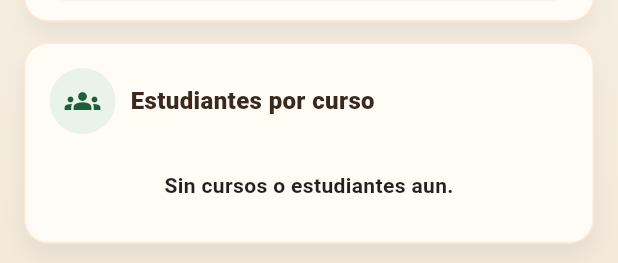
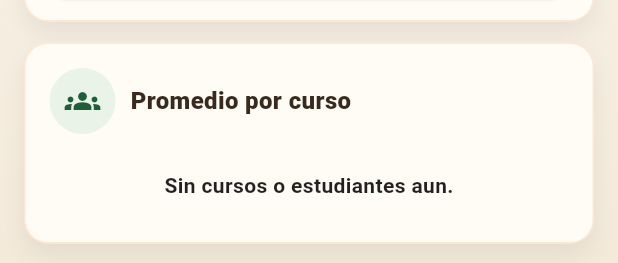
Before and after one commit to SrFranPA/logicode, a Flutter app: the AdminSettingsScreen widget shown alone on an empty page, opened directly, on a phone screen of 412 x 824 dp. Shown: the part 589-852 px from the top of the screen. Run offline on Flutter 3.47's test engine with Material 3 defaults, Android fonts, the phone set to English and light mode, and no system bars; our stand-ins replace bloc, cloud_firestore, equatable, file_picker, firebase_auth, firebase_core and 6 more; missing offline and left inert: flutter_facebook_auth; accounts and stored records are empty.

```diff
--- a/lib/main.dart
+++ b/lib/main.dart
@@ -6,6 +6,7 @@ import 'package:firebase_core/firebase_core.dart';
 import 'package:cloud_firestore/cloud_firestore.dart';
 import 'package:firebase_messaging/firebase_messaging.dart';
 import 'package:firebase_auth/firebase_auth.dart';
+import 'package:logicode/presentation/screens/student/aprende/test/pretest_screen.dart';
 
 import 'firebase_options.dart';
 
@@ -29,7 +30,7 @@ import 'services/notification_service.dart';
 // screens
 import 'presentation/screens/onboarding/onboarding_screen.dart';
 import 'presentation/screens/home/home_screen.dart';
-import 'presentation/screens/student/aprende/test/pretest_screen.dart';
+import 'presentation/screens/student/aprende/leccion_curso_screen.dart';
 import 'presentation/screens/role_gate.dart';
 
 Future<void> _firebaseMessagingBackgroundHandler(RemoteMessage message) async {
--- a/lib/presentation/screens/admin/ajustes/admin_settings_screen.dart
+++ b/lib/presentation/screens/admin/ajustes/admin_settings_screen.dart
@@ -5,12 +5,12 @@ import 'package:firebase_auth/firebase_auth.dart';
 
 class _CourseUsageRow {
   final String label;
-  final int count;
+  final double? promedio;
   final int sortKey;
 
   _CourseUsageRow({
     required this.label,
-    required this.count,
+    required this.promedio,
     required this.sortKey,
   });
 }
@@ -491,7 +491,7 @@ class _AdminSettingsScreenState extends State<AdminSettingsScreen> {
               const SizedBox(width: 10),
               const Expanded(
                 child: Text(
-                  'Estudiantes por curso',
+                  'Promedio por curso',
                   style: TextStyle(
                     fontWeight: FontWeight.w900,
                     fontSize: 16,
@@ -562,7 +562,7 @@ class _AdminSettingsScreenState extends State<AdminSettingsScreen> {
                 ),
                 SizedBox(width: 12),
                 Text(
-                  'Estudiantes',
+                  'Promedio',
                   style: TextStyle(fontWeight: FontWeight.w800),
                 ),
               ],
@@ -596,7 +596,7 @@ class _AdminSettingsScreenState extends State<AdminSettingsScreen> {
                         ),
                         const SizedBox(width: 12),
                         Text(
-                          row.count.toString(),
+                          row.promedio == null ? 'N/D' : row.promedio!.toStringAsFixed(1),
                           style: const TextStyle(
                             fontWeight: FontWeight.w800,
                             color: Color(0xFF1E2026),
@@ -948,34 +948,43 @@ class _AdminSettingsScreenState extends State<AdminSettingsScreen> {
       final Map<String, String> courseNames = {
         for (final c in cursos) c.id: (c.data()['nombre'] ?? c.id).toString(),
       };
+      final Map<String, int> courseOrder = {
+        for (final c in cursos)
+          c.id: (c.data()['orden'] as num?)?.toInt() ?? 0,
+      };
 
       final usersSnap =
           await _db.collection('usuarios').where('rol', isEqualTo: 'estudiante').get();
+      final Map<String, double> sums = {};
       final Map<String, int> counts = {};
-      int totalUsers = 0;
 
       for (final doc in usersSnap.docs) {
-        totalUsers++;
         final data = doc.data();
-        final cursoId = (data['curso_actual'] ?? '').toString();
-        if (cursoId.isEmpty) continue;
-        counts[cursoId] = (counts[cursoId] ?? 0) + 1;
+        final vector = (data['postest_calificaciones'] as List?)
+                ?.map((e) => (e as num?)?.toDouble() ?? 0.0)
+                .toList() ??
+            [];
+        for (final c in cursos) {
+          final orden = courseOrder[c.id] ?? 0;
+          final index = orden > 0 ? orden - 1 : -1;
+          if (index < 0 || index >= vector.length) continue;
+          final valor = vector[index];
+          if (valor <= 0) continue;
+          sums[c.id] = (sums[c.id] ?? 0) + valor;
+          counts[c.id] = (counts[c.id] ?? 0) + 1;
+        }
       }
 
       final rows = <_CourseUsageRow>[
         for (final c in cursos)
           _CourseUsageRow(
             label: courseNames[c.id] ?? c.id,
-            count: counts[c.id] ?? 0,
+            promedio: (counts[c.id] ?? 0) > 0
+                ? (sums[c.id] ?? 0) / (counts[c.id] ?? 1)
+                : null,
             sortKey: (c.data()['orden'] as num?)?.toInt() ?? 0,
           ),
       ];
-      final totalEnCursos = rows.fold<int>(0, (sum, r) => sum + r.count);
-      final sinCurso = (totalUsers - totalEnCursos).clamp(0, totalUsers);
-
-      if (sinCurso > 0) {
-        rows.add(_CourseUsageRow(label: 'Sin curso', count: sinCurso, sortKey: 9999));
-      }
 
       rows.sort((a, b) => a.sortKey.compareTo(b.sortKey));
       return rows;
--- a/lib/presentation/screens/role_gate.dart
+++ b/lib/presentation/screens/role_gate.dart
@@ -2,7 +2,7 @@ import 'package:flutter/material.dart';
 import 'package:cloud_firestore/cloud_firestore.dart';
 
 import '../screens/admin/admin_home_screen.dart';
-import '../screens/home/home_screen.dart';
+import '../screens/student/student_home_screen.dart';
 
 class RoleGate extends StatelessWidget {
   final String uid;
@@ -30,7 +30,7 @@ class RoleGate extends StatelessWidget {
         if (rol == "admin") {
           return const AdminHomeScreen();
         } else {
-          return const HomeScreen();
+          return const StudentHomeScreen();
         }
       },
     );
--- a/lib/presentation/screens/student/ajustes/student_settings_screen.dart
+++ b/lib/presentation/screens/student/ajustes/student_settings_screen.dart
@@ -84,7 +84,7 @@ class _StudentSettingsScreenState extends State<StudentSettingsScreen> {
                         ClipRRect(
                           borderRadius: BorderRadius.circular(12),
                           child: Image.asset(
-                            'assets/images/mascota/refuerzo2.png',
+                            'assets/gif/fintest.gif',
                             width: 56,
                             height: 56,
                             fit: BoxFit.cover,
--- a/lib/presentation/screens/student/aprende/aprende_screen.dart
+++ b/lib/presentation/screens/student/aprende/aprende_screen.dart
@@ -151,7 +151,7 @@ class AprendeScreen extends StatelessWidget {
                                       ClipRRect(
                                         borderRadius: BorderRadius.circular(12),
                                         child: Image.asset(
-                                          'assets/images/mascota/refuerzo2.png',
+                                          'assets/gif/fintest.gif',
                                           width: 70,
                                           height: 70,
                                           fit: BoxFit.cover,
--- a/lib/presentation/screens/student/student_home_screen.dart
+++ b/lib/presentation/screens/student/student_home_screen.dart
@@ -8,10 +8,10 @@ import 'package:flutter/material.dart';
 import 'package:flutter/services.dart';
 
 import 'ajustes/student_settings_screen.dart';
-  import 'aprende/aprende_screen.dart';
-  import 'divisiones/divisiones_screen.dart';
-  import 'practicas/student_practicas_screen.dart';
-  import 'perfil/student_profile_screen.dart';
+import 'aprende/aprende_screen.dart';
+import 'divisiones/divisiones_screen.dart';
+import 'practicas/student_practicas_screen.dart';
+import 'perfil/student_profile_screen.dart';
 import '../../../services/notification_service.dart';
 import '../../../services/app_usage_service.dart';
 
@@ -434,8 +434,8 @@ class _StudentHudState extends State<_StudentHud> {
                           ),
                           padding: const EdgeInsets.all(6),
                           child: Image.asset(
-                            'assets/images/logo.png',
-                            fit: BoxFit.contain,
+                            'assets/gif/abeja.gif',
+
                           ),
                         ),
                         const SizedBox(width: 12),
--- a/pubspec.yaml
+++ b/pubspec.yaml
@@ -123,8 +123,10 @@ flutter:
     - assets/gif/cursoG9.gif
     - assets/gif/Vcurso.gif
     - assets/gif/open.gif
-
-
+    - assets/gif/reprovado.gif
+    - assets/gif/salida.gif
+    - assets/gif/fintest.gif
+    - assets/gif/abeja.gif
 flutter_icons:
   android: true
   ios: true
```
Also changed, not shown: lib/presentation/modals/login_options_modal.dart (+20 -13 lines), lib/presentation/screens/admin/students/student_detail_screen.dart (+19 -0 lines), lib/presentation/screens/student/aprende/leccion_curso_screen.dart (+21 -19 lines), lib/presentation/screens/student/practicas/minitest.dart (+94 -7 lines), lib/presentation/screens/student/practicas/student_practicas_screen.dart (+1 -6 lines), assets/gif/abeja.gif (added), assets/gif/campeon.gif (added), assets/gif/fintest.gif (added), 5 other files.
